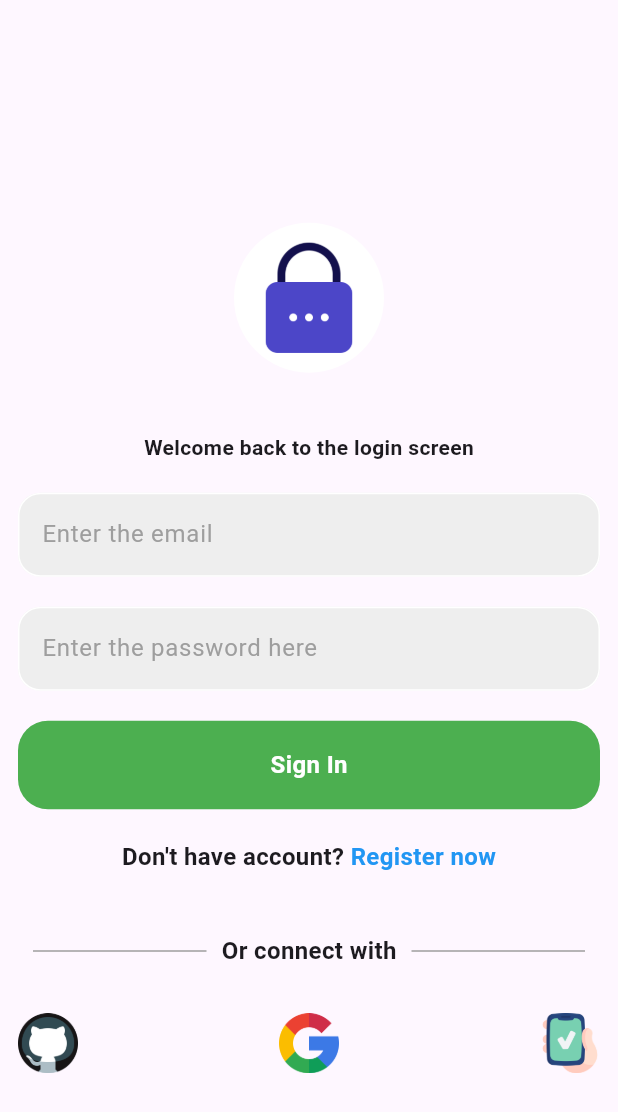
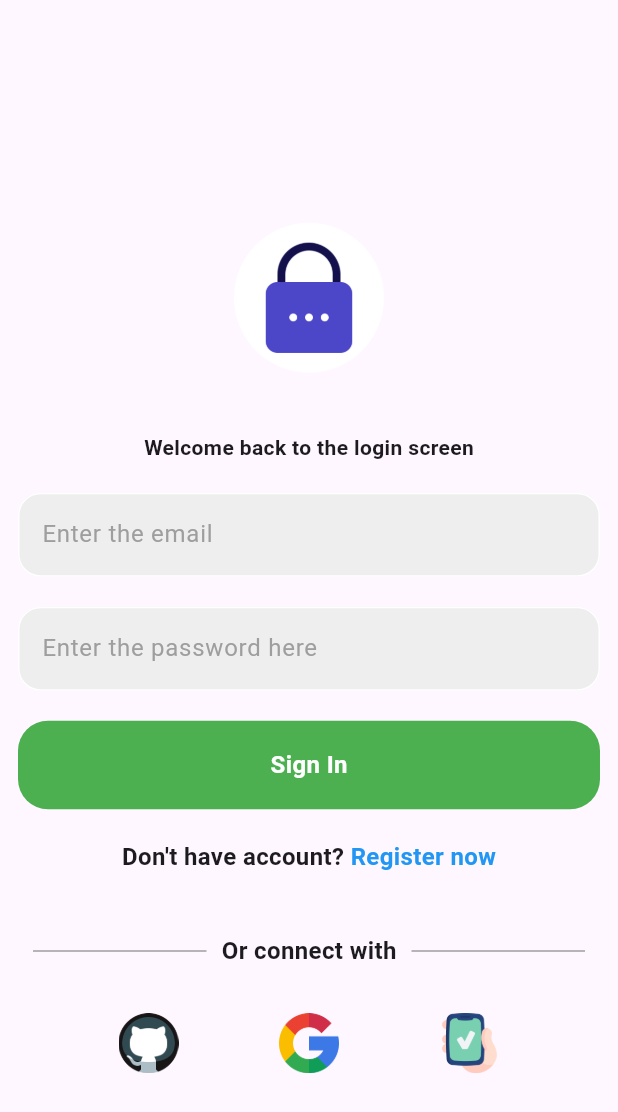
Before and after one commit to Shahanad-p/chat_app, a Flutter app: the screen it shows after launch, on a phone screen of 412 x 824 dp. Shown: the top 1112 px of the screen. Run offline on Flutter 3.47's test engine with Material 3 defaults, Android fonts, the phone set to English and light mode, and no system bars; our stand-ins replace cloud_firestore, firebase_auth, firebase_core, google_sign_in; accounts and stored records are empty.

```diff
--- a/lib/main.dart
+++ b/lib/main.dart
@@ -1,6 +1,5 @@
 import 'package:chat_app/controller/home_provider.dart';
 import 'package:chat_app/controller/login_provider.dart';
-import 'package:chat_app/controller/post_provider.dart';
 import 'package:chat_app/controller/profile_provider.dart';
 import 'package:chat_app/controller/register_provider.dart';
 import 'package:chat_app/view/auth.dart';
@@ -23,10 +22,11 @@ class MyApp extends StatelessWidget {
     return MultiProvider(
       providers: [
         ChangeNotifierProvider(create: (context) => HomeProvider()),
-        ChangeNotifierProvider(create: (context) => PostProvider()),
+        // ChangeNotifierProvider(create: (context) => PostProvider()),
         ChangeNotifierProvider(create: (context) => ProfileProvider()),
         ChangeNotifierProvider(create: (context) => RegisterProvider()),
         ChangeNotifierProvider(create: (context) => LoginProvider()),
+        // ChangeNotifierProvider(create: (context) => PostModel   ()),
       ],
       child: MaterialApp(
         home: AuthPage(),
--- a/lib/view/home_screen.dart
+++ b/lib/view/home_screen.dart
@@ -1,5 +1,5 @@
 import 'package:chat_app/controller/home_provider.dart';
-import 'package:chat_app/helper/helper_method.dart';
+import 'package:chat_app/widget/helper_method.dart';
 import 'package:chat_app/widget/drawer.dart';
 import 'package:chat_app/view/post.dart';
 import 'package:chat_app/widget/textfields.dart';
--- a/lib/view/login_screen.dart
+++ b/lib/view/login_screen.dart
@@ -2,6 +2,7 @@
 import 'package:chat_app/controller/login_provider.dart';
 import 'package:chat_app/view/register_screen.dart';
 import 'package:chat_app/widget/button.dart';
+import 'package:chat_app/widget/image_path.dart';
 import 'package:chat_app/widget/textfields.dart';
 import 'package:flutter/material.dart';
 import 'package:provider/provider.dart';
@@ -102,31 +103,20 @@ class LoginScreen extends StatelessWidget {
                     ],
                   ),
                   SizedBox(height: 30),
-                  Row(
-                    mainAxisAlignment: MainAxisAlignment.spaceBetween,
-                    children: [
-                      SizedBox(
-                        height: 40,
-                        width: 40,
-                        child: Image.asset('assets/code.png'),
-                      ),
-                      SizedBox(
-                        height: 40,
-                        width: 40,
-                        child: Image.asset('assets/google.png'),
-                      ),
-                      SizedBox(
-                        height: 40,
-                        width: 40,
-                        child: InkWell(
-                            onTap: () {
-                              // Navigator.of(context).push(MaterialPageRoute(
-                              //     builder: (context) => OtpStartingScreen()));
-                            },
-                            child: Image.asset('assets/mobile-phone.png')),
-                      )
-                    ],
-                  ),
+                  Consumer<LoginProvider>(
+                    builder: (context, value, child) => Row(
+                      mainAxisAlignment: MainAxisAlignment.spaceEvenly,
+                      children: [
+                        MyImagePath(imagePath: 'assets/code.png', onTap: onTap),
+                        MyImagePath(
+                          imagePath: 'assets/google.png',
+                          onTap: value.signInWithGoogle,
+                        ),
+                        MyImagePath(
+                            imagePath: 'assets/mobile-phone.png', onTap: onTap),
+                      ],
+                    ),
+                  )
                 ],
               ),
             ),
--- a/lib/widget/comments.dart
+++ b/lib/widget/comments.dart
@@ -25,9 +25,6 @@ class MyComments extends StatelessWidget {
               comment,
               style: TextStyle(fontWeight: FontWeight.bold),
             ),
-            Row(
-              mainAxisAlignment: MainAxisAlignment.spaceAround,
-              children: [
             Text(
               user,
               style: TextStyle(color: Colors.grey),
@@ -38,8 +35,6 @@ class MyComments extends StatelessWidget {
             ),
           ],
         ),
-          ],
-        ),
       ),
     );
   }
--- a/lib/widget/image_path.dart
+++ b/lib/widget/image_path.dart
@@ -1,35 +1,24 @@
 import 'package:flutter/material.dart';
 
-class ImagePath extends StatelessWidget {
-  const ImagePath({super.key});
+class MyImagePath extends StatelessWidget {
+  final String imagePath;
+  final void Function()? onTap;
+
+  const MyImagePath({super.key, required this.imagePath, required this.onTap});
 
   @override
   Widget build(BuildContext context) {
-    return Row(
-      mainAxisAlignment: MainAxisAlignment.spaceEvenly,
-      children: [
-        SizedBox(
-          height: 40,
-          width: 40,
-          // child: Image.asset('assets/code.png'),
-        ),
-        SizedBox(
-          height: 40,
-          width: 40,
-          // child: Image.asset('assets/google.png'),
-        ),
-        SizedBox(
-          height: 40,
-          width: 40,
-          child: InkWell(
-            onTap: () {
-              // Navigator.of(context).push(MaterialPageRoute(
-              //     builder: (context) => OtpStartingScreen()));
-            },
-            // child: Image.asset('assets/mobile-phone.png'),
+    return GestureDetector(
+      onTap: onTap,
+      child: Row(
+        children: [
+          SizedBox(
+            height: 40,
+            width: 40,
+            child: Image.asset(imagePath),
           ),
-        )
-      ],
+        ],
+      ),
     );
   }
 }
```
Also changed, not shown: lib/controller/login_provider.dart (+18 -0 lines), lib/controller/post_provider.dart (+58 -94 lines), lib/view/post.dart (+7 -10 lines), lib/widget/drawer.dart (+7 -1 lines), lib/widget/helper_method.dart (renamed from lib/helper/helper_method.dart), lib/widget/toggle_likes.dart (added). Lines whose indentation alone changed are shown as unchanged.
